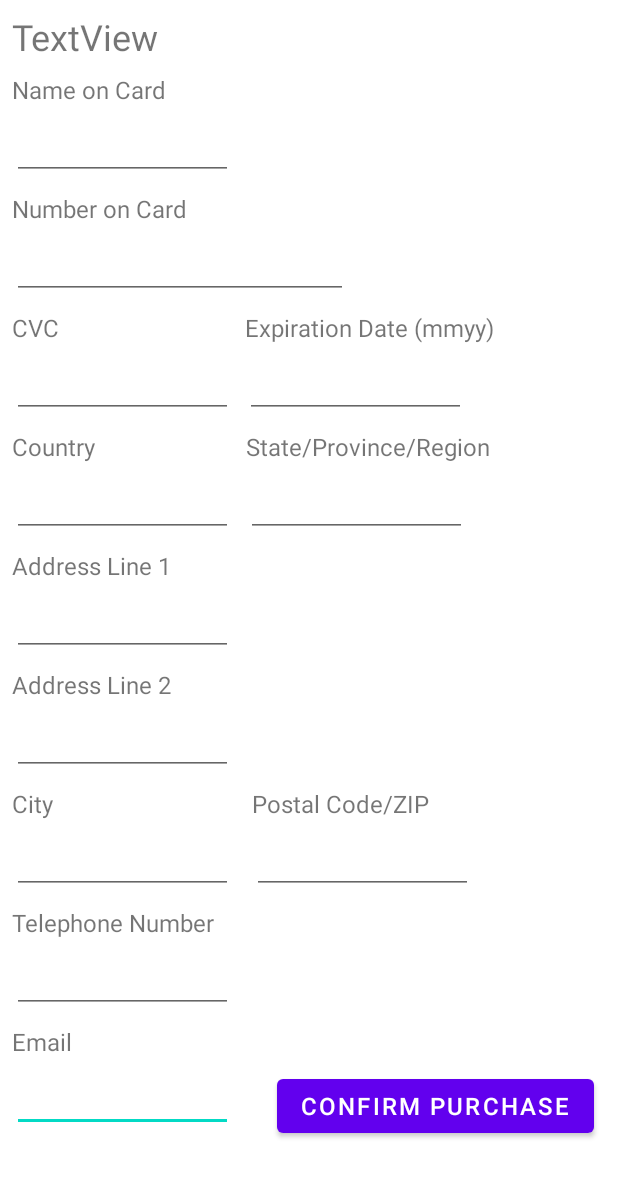
After one commit to npwiebe/sceneit, an Android app: the layout activity_credit.xml on its own in the app's theme, with its tools: preview values and no code run, on a phone screen of 412 x 824 dp. The commit adds this screen. Shown: the top 1177 px of the screen. Run offline under Robolectric (Android 15) with nearby library versions, the phone set to English and light mode, and no system bars.

Commit message:
Creates UI for Credit Card Purchase Feature

```diff
--- a/app/build.gradle
+++ b/app/build.gradle
@@ -8,7 +8,7 @@ android {
 
     defaultConfig {
         applicationId "comp3350.sceneit"
-        minSdkVersion 16
+        minSdkVersion 17
         targetSdkVersion 30
         versionCode 1
         versionName "1.0"
@@ -33,6 +33,7 @@ dependencies {
     implementation 'androidx.appcompat:appcompat:1.2.0'
     implementation 'com.google.android.material:material:1.3.0'
     implementation 'androidx.constraintlayout:constraintlayout:2.0.4'
+    implementation 'androidx.gridlayout:gridlayout:1.0.0'
     testImplementation 'junit:junit:4.+'
     androidTestImplementation 'androidx.test.ext:junit:1.1.2'
     androidTestImplementation 'androidx.test.espresso:espresso-core:3.3.0'
--- a/app/src/main/AndroidManifest.xml
+++ b/app/src/main/AndroidManifest.xml
@@ -12,6 +12,7 @@
         android:roundIcon="@mipmap/ic_launcher_round"
         android:supportsRtl="true"
         android:theme="@style/Theme.SceneIt">
+        <activity android:name=".presentation.CreditActivity"></activity>
         <activity android:name=".presentation.MainActivity">
             <intent-filter>
                 <action android:name="android.intent.action.MAIN" />
--- /dev/null
+++ b/app/src/main/res/layout/activity_credit.xml
@@ -0,0 +1,299 @@
+<?xml version="1.0" encoding="utf-8"?>
+<androidx.constraintlayout.widget.ConstraintLayout xmlns:android="http://schemas.android.com/apk/res/android"
+    xmlns:app="http://schemas.android.com/apk/res-auto"
+    xmlns:tools="http://schemas.android.com/tools"
+    android:layout_width="match_parent"
+    android:layout_height="match_parent"
+    tools:context=".presentation.CreditActivity" >
+
+    <EditText
+        android:id="@+id/email"
+        android:layout_width="147dp"
+        android:layout_height="41dp"
+        android:layout_marginTop="8dp"
+        android:ems="10"
+        android:inputType="textEmailAddress"
+        app:layout_constraintStart_toStartOf="@+id/emailText"
+        app:layout_constraintTop_toBottomOf="@+id/emailText" />
+
+    <EditText
+        android:id="@+id/telephoneNumber"
+        android:layout_width="147dp"
+        android:layout_height="41dp"
+        android:layout_marginTop="8dp"
+        android:ems="10"
+        android:inputType="number"
+        app:layout_constraintStart_toStartOf="@+id/telephoneNumberText"
+        app:layout_constraintTop_toBottomOf="@+id/telephoneNumberText" />
+
+    <EditText
+        android:id="@+id/postalCode"
+        android:layout_width="147dp"
+        android:layout_height="41dp"
+        android:layout_marginTop="8dp"
+        android:ems="10"
+        android:inputType="textPersonName"
+        app:layout_constraintStart_toStartOf="@+id/postalCodeText"
+        app:layout_constraintTop_toBottomOf="@+id/postalCodeText" />
+
+    <EditText
+        android:id="@+id/province"
+        android:layout_width="147dp"
+        android:layout_height="41dp"
+        android:layout_marginTop="8dp"
+        android:ems="10"
+        android:inputType="textPersonName"
+        app:layout_constraintStart_toStartOf="@+id/provinceText"
+        app:layout_constraintTop_toBottomOf="@+id/provinceText" />
+
+    <EditText
+        android:id="@+id/city"
+        android:layout_width="147dp"
+        android:layout_height="41dp"
+        android:layout_marginTop="8dp"
+        android:ems="10"
+        android:inputType="textPersonName"
+        app:layout_constraintStart_toStartOf="@+id/cityText"
+        app:layout_constraintTop_toBottomOf="@+id/cityText" />
+
+    <EditText
+        android:id="@+id/addressTwo"
+        android:layout_width="147dp"
+        android:layout_height="41dp"
+        android:layout_marginTop="8dp"
+        android:ems="10"
+        android:inputType="textPersonName"
+        app:layout_constraintStart_toStartOf="@+id/addressTwoText"
+        app:layout_constraintTop_toBottomOf="@+id/addressTwoText" />
+
+    <EditText
+        android:id="@+id/addressOne"
+        android:layout_width="147dp"
+        android:layout_height="41dp"
+        android:layout_marginTop="8dp"
+        android:ems="10"
+        android:inputType="textPersonName"
+        app:layout_constraintStart_toStartOf="@+id/addressOneText"
+        app:layout_constraintTop_toBottomOf="@+id/addressOneText" />
+
+    <EditText
+        android:id="@+id/country"
+        android:layout_width="147dp"
+        android:layout_height="41dp"
+        android:layout_marginTop="8dp"
+        android:ems="10"
+        android:inputType="textPersonName"
+        app:layout_constraintStart_toStartOf="@+id/countryText"
+        app:layout_constraintTop_toBottomOf="@+id/countryText" />
+
+    <EditText
+        android:id="@+id/cvc"
+        android:layout_width="147dp"
+        android:layout_height="41dp"
+        android:layout_marginTop="8dp"
+        android:ems="10"
+        android:inputType="number"
+        app:layout_constraintStart_toStartOf="@+id/cvcText"
+        app:layout_constraintTop_toBottomOf="@+id/cvcText" />
+
+    <EditText
+        android:id="@+id/expDate"
+        android:layout_width="147dp"
+        android:layout_height="41dp"
+        android:layout_marginTop="8dp"
+        android:ems="10"
+        android:inputType="number"
+        app:layout_constraintStart_toStartOf="@+id/expDateText"
+        app:layout_constraintTop_toBottomOf="@+id/expDateText" />
+
+    <EditText
+        android:id="@+id/numberCard"
+        android:layout_width="224dp"
+        android:layout_height="41dp"
+        android:layout_marginTop="8dp"
+        android:ems="10"
+        android:inputType="number"
+        app:layout_constraintStart_toStartOf="@+id/numberCardText"
+        app:layout_constraintTop_toBottomOf="@+id/numberCardText"
+        tools:inputType="number" />
+
+    <EditText
+        android:id="@+id/nameCard"
+        android:layout_width="147dp"
+        android:layout_height="41dp"
+        android:layout_marginTop="8dp"
+        android:ems="10"
+        android:inputType="textPersonName"
+        app:layout_constraintStart_toStartOf="@+id/nameCardText"
+        app:layout_constraintTop_toBottomOf="@+id/nameCardText" />
+
+    <TextView
+        android:id="@+id/numberCardText"
+        android:layout_width="wrap_content"
+        android:layout_height="wrap_content"
+        android:layout_marginStart="8dp"
+        android:layout_marginLeft="8dp"
+        android:layout_marginTop="8dp"
+        android:text="@string/card_number"
+        app:layout_constraintStart_toStartOf="parent"
+        android:textSize="16sp"
+        app:layout_constraintTop_toBottomOf="@+id/nameCard" />
+
+    <TextView
+        android:id="@+id/nameCardText"
+        android:layout_width="wrap_content"
+        android:layout_height="wrap_content"
+        android:layout_marginStart="8dp"
+        android:layout_marginLeft="8dp"
+        android:layout_marginTop="8dp"
+        android:text="@string/name_on_card"
+        app:layout_constraintStart_toStartOf="parent"
+        android:textSize="16sp"
+        app:layout_constraintTop_toBottomOf="@+id/puchaseInfo" />
+
+    <TextView
+        android:id="@+id/expDateText"
+        android:layout_width="wrap_content"
+        android:layout_height="wrap_content"
+        android:layout_marginStart="8dp"
+        android:layout_marginLeft="8dp"
+        android:text="@string/expDate"
+        android:textSize="16sp"
+        app:layout_constraintBottom_toBottomOf="@+id/cvcText"
+        app:layout_constraintStart_toEndOf="@+id/cvc"
+        app:layout_constraintTop_toTopOf="@+id/cvcText" />
+
+    <TextView
+        android:id="@+id/cvcText"
+        android:layout_width="wrap_content"
+        android:layout_height="wrap_content"
+        android:layout_marginStart="8dp"
+        android:layout_marginLeft="8dp"
+        android:layout_marginTop="8dp"
+        android:text="@string/cvc"
+        android:textSize="16sp"
+        app:layout_constraintStart_toStartOf="parent"
+        app:layout_constraintTop_toBottomOf="@+id/numberCard" />
+
+    <TextView
+        android:id="@+id/countryText"
+        android:layout_width="wrap_content"
+        android:layout_height="wrap_content"
+        android:layout_marginStart="8dp"
+        android:layout_marginLeft="8dp"
+        android:layout_marginTop="8dp"
+        android:text="@string/country"
+        android:textSize="16sp"
+        app:layout_constraintStart_toStartOf="parent"
+        app:layout_constraintTop_toBottomOf="@+id/cvc" />
+
+    <TextView
+        android:id="@+id/addressOneText"
+        android:layout_width="wrap_content"
+        android:layout_height="wrap_content"
+        android:layout_marginStart="8dp"
+        android:layout_marginLeft="8dp"
+        android:layout_marginTop="8dp"
+        android:text="@string/address_one"
+        app:layout_constraintStart_toStartOf="parent"
+        android:textSize="16sp"
+        app:layout_constraintTop_toBottomOf="@+id/country" />
+
+    <TextView
+        android:id="@+id/addressTwoText"
+        android:layout_width="wrap_content"
+        android:layout_height="wrap_content"
+        android:layout_marginStart="8dp"
+        android:layout_marginLeft="8dp"
+        android:layout_marginTop="8dp"
+        android:text="@string/address_two"
+        android:textSize="16sp"
+        app:layout_constraintStart_toStartOf="parent"
+        app:layout_constraintTop_toBottomOf="@+id/addressOne" />
+
+    <TextView
+        android:id="@+id/cityText"
+        android:layout_width="wrap_content"
+        android:layout_height="wrap_content"
+        android:layout_marginStart="8dp"
+        android:layout_marginLeft="8dp"
+        android:layout_marginTop="8dp"
+        android:text="@string/city"
+        app:layout_constraintStart_toStartOf="parent"
+        android:textSize="16sp"
+        app:layout_constraintTop_toBottomOf="@+id/addressTwo" />
+
+    <TextView
+        android:id="@+id/provinceText"
+        android:layout_width="wrap_content"
+        android:layout_height="wrap_content"
+        android:layout_marginStart="164dp"
+        android:layout_marginLeft="164dp"
+        android:text="@string/province"
+        app:layout_constraintBottom_toBottomOf="@+id/countryText"
+        app:layout_constraintStart_toStartOf="parent"
+        app:layout_constraintTop_toTopOf="@+id/countryText"
+        android:textSize="16sp"
+        app:layout_constraintVertical_bias="0.0" />
+
+    <TextView
+        android:id="@+id/telephoneNumberText"
+        android:layout_width="wrap_content"
+        android:layout_height="wrap_content"
+        android:layout_marginStart="8dp"
+        android:layout_marginLeft="8dp"
+        android:layout_marginTop="8dp"
+        android:text="@string/telephone"
+        app:layout_constraintStart_toStartOf="parent"
+        android:textSize="16sp"
+        app:layout_constraintTop_toBottomOf="@+id/city" />
+
+    <TextView
+        android:id="@+id/postalCodeText"
+        android:layout_width="wrap_content"
+        android:layout_height="wrap_content"
+        android:layout_marginStart="168dp"
+        android:layout_marginLeft="168dp"
+        android:text="@string/postal_code"
+        app:layout_constraintBottom_toBottomOf="@+id/cityText"
+        app:layout_constraintStart_toStartOf="parent"
+        app:layout_constraintTop_toTopOf="@+id/cityText"
+        android:textSize="16sp"
+        app:layout_constraintVertical_bias="0.0" />
+
+    <TextView
+        android:id="@+id/emailText"
+        android:layout_width="wrap_content"
+        android:layout_height="wrap_content"
+        android:layout_marginStart="8dp"
+        android:layout_marginLeft="8dp"
+        android:layout_marginTop="8dp"
+        android:text="@string/email"
+        app:layout_constraintStart_toStartOf="parent"
+        android:textSize="16sp"
+        app:layout_constraintTop_toBottomOf="@+id/telephoneNumber" />
+
+    <Button
+        android:id="@+id/button"
+        android:layout_width="wrap_content"
+        android:layout_height="wrap_content"
+        android:layout_marginEnd="16dp"
+        android:layout_marginRight="16dp"
+        android:text="@string/confirmPurchase"
+        app:layout_constraintEnd_toEndOf="parent"
+        android:textSize="16sp"
+        app:layout_constraintTop_toTopOf="@+id/email" />
+
+    <TextView
+        android:id="@+id/puchaseInfo"
+        android:layout_width="wrap_content"
+        android:layout_height="wrap_content"
+        android:layout_marginStart="8dp"
+        android:layout_marginLeft="8dp"
+        android:layout_marginTop="8dp"
+        android:text="TextView"
+        app:layout_constraintStart_toStartOf="parent"
+        android:textSize="24sp"
+        app:layout_constraintTop_toTopOf="parent" />
+
+</androidx.constraintlayout.widget.ConstraintLayout>
--- a/app/src/main/res/values/strings.xml
+++ b/app/src/main/res/values/strings.xml
@@ -1,3 +1,16 @@
 <resources>
     <string name="app_name">SceneIt</string>
+    <string name="email">Email</string>
+    <string name="name_on_card">Name on Card</string>
+    <string name="expDate">Expiration Date (mmyy)</string>
+    <string name="cvc">CVC</string>
+    <string name="card_number">Number on Card</string>
+    <string name="country">Country</string>
+    <string name="address_one">Address Line 1</string>
+    <string name="address_two">Address Line 2</string>
+    <string name="city">City</string>
+    <string name="province">State/Province/Region</string>
+    <string name="postal_code">Postal Code/ZIP</string>
+    <string name="telephone">Telephone Number</string>
+    <string name="confirmPurchase">Confirm Purchase</string>
 </resources>
```
Also changed, not shown: app/src/main/java/comp3350/sceneit/logic/CreditManager.java (added, +99 -0 lines), app/src/main/java/comp3350/sceneit/presentation/CreditActivity.java (added, +111 -0 lines), 1 other file.
